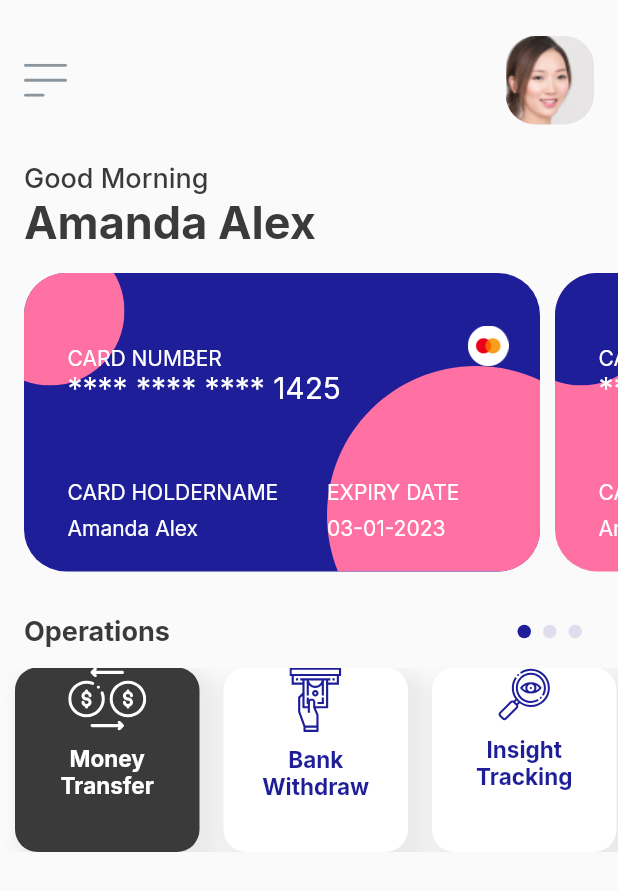
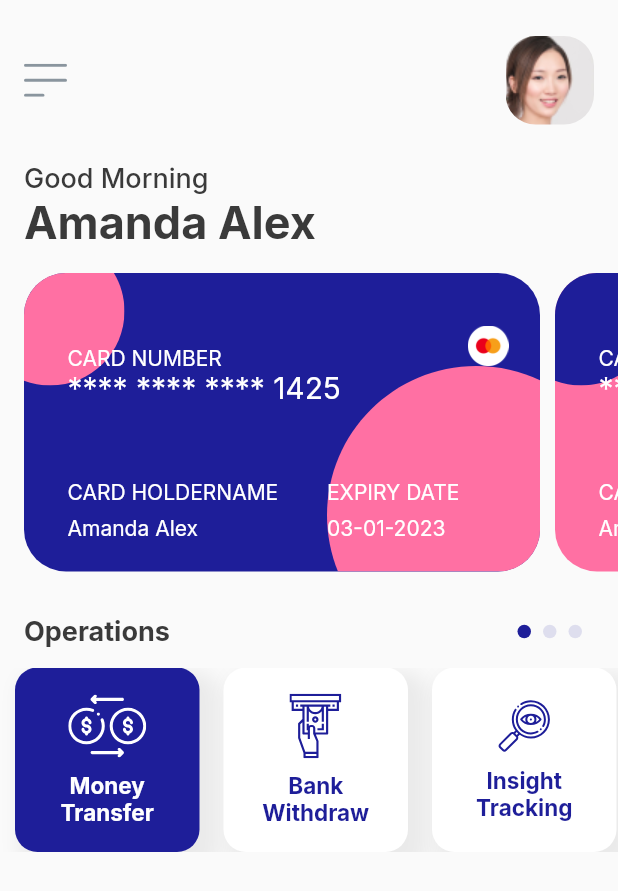
Before and after one commit to Agostinhodossantos/Banking-Management-, a Flutter app: the screen it shows after launch, on a phone screen of 412 x 824 dp. Shown: the top 891 px of the screen. Run offline on Flutter 3.47's test engine with Material 2 defaults, Android fonts, the phone set to English and light mode, and no system bars; our stand-ins replace flutter_svg, google_fonts.

Commit message:
make it better

```diff
--- a/lib/screens/home_screen.dart
+++ b/lib/screens/home_screen.dart
@@ -273,9 +273,11 @@ class _OperationCardState extends State<OperationCard> {
           ),
         ],
         borderRadius: BorderRadius.circular(15),
-        color: widget.isSelected ? kBlackColor : kWhiteColor,
+        color: widget.isSelected ? kBlueColor : kWhiteColor,
       ),
       child: Column(
+        crossAxisAlignment: CrossAxisAlignment.center,
+        mainAxisAlignment: MainAxisAlignment.center,
         children: <Widget>[
           SvgPicture.asset(widget.isSelected? widget.selectedIcon: widget.unselectedIcon),
           SizedBox(height: 9,),
```
